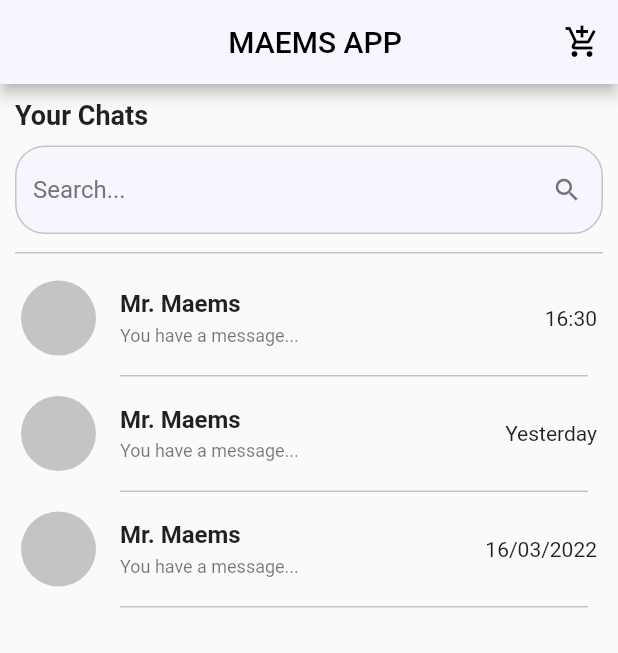
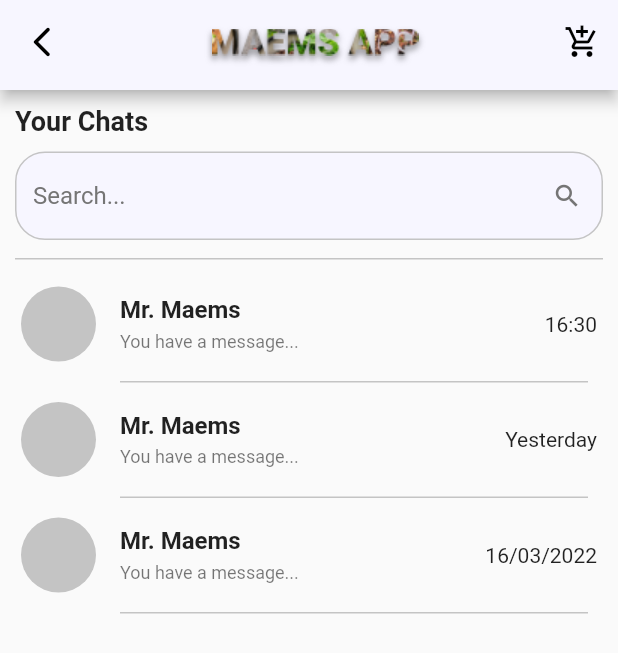
Before and after one commit to Bryantoropn/PROJECT-PBM, a Flutter app: the MyChat screen opened directly, on a phone screen of 412 x 824 dp. Shown: the top 653 px of the screen. Run offline on Flutter 3.47's test engine with Material 2 defaults, Android fonts, the phone set to English and light mode, and no system bars; drawn by our look-alikes of simple_shadow; our stand-ins replace date_time_picker, dio, google_maps_flutter; missing offline and left inert: dart:html, flutter_polyline_points, qr_code_scanner.

Commit message:
update page app bar

```diff
--- a/lib/Message/chat.dart
+++ b/lib/Message/chat.dart
@@ -1,4 +1,5 @@
 import 'package:flutter/material.dart';
+import '../Widget/PageAppBar.dart';
 
 import '../Home/keranjang.dart';
 
@@ -7,30 +8,7 @@ class MyChat extends StatelessWidget {
   @override
   Widget build(BuildContext context) {
     return Scaffold(
-      appBar: AppBar(
-        leading: Container(),
-        backgroundColor: Color.fromARGB(255, 247, 246, 255),
-        centerTitle: true,
-        title: Row(
-          mainAxisAlignment: MainAxisAlignment.center,
-          children: [
-            Text(
-              "MAEMS APP",
-              style: TextStyle(color: Colors.black),
-            ),
-          ],
-        ),
-        actions: [
-          IconButton(
-            onPressed: () {
-              Navigator.push(context,
-                  MaterialPageRoute(builder: (context) => MyKeranjang()));
-            },
-            icon: Icon(Icons.add_shopping_cart),
-            color: Colors.black,
-          )
-        ],
-      ),
+      appBar: PageAppBar(),
       body: Chat(),
     );
   }
```
Also changed, not shown: lib/History/history.dart (+2 -24 lines).
